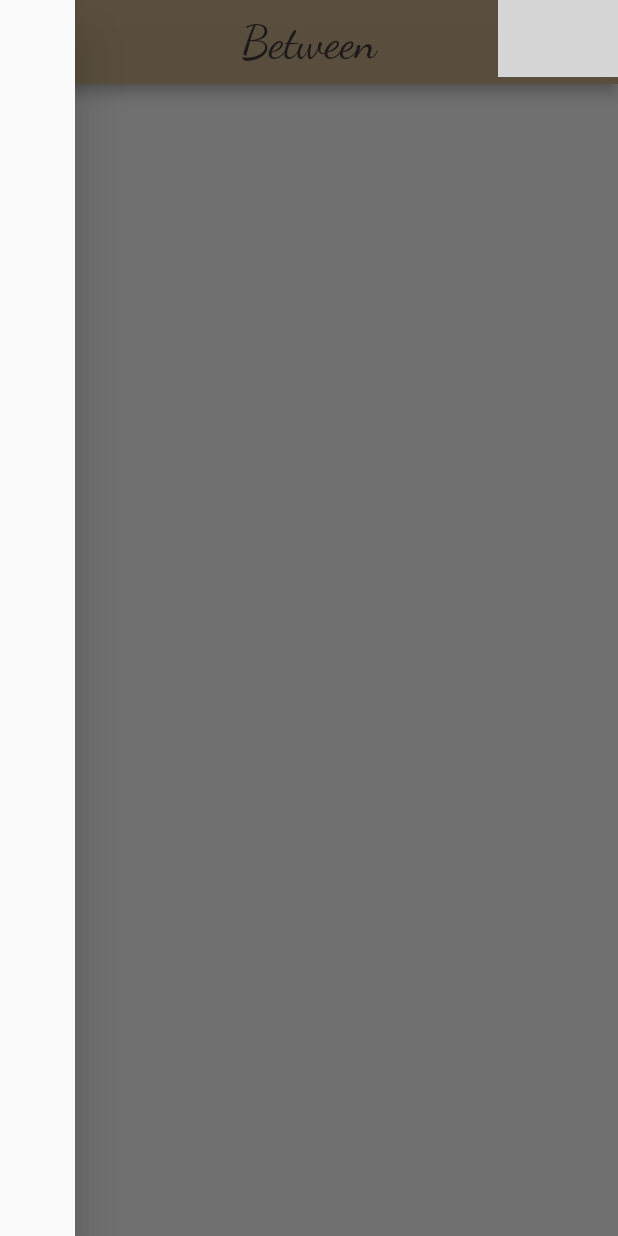
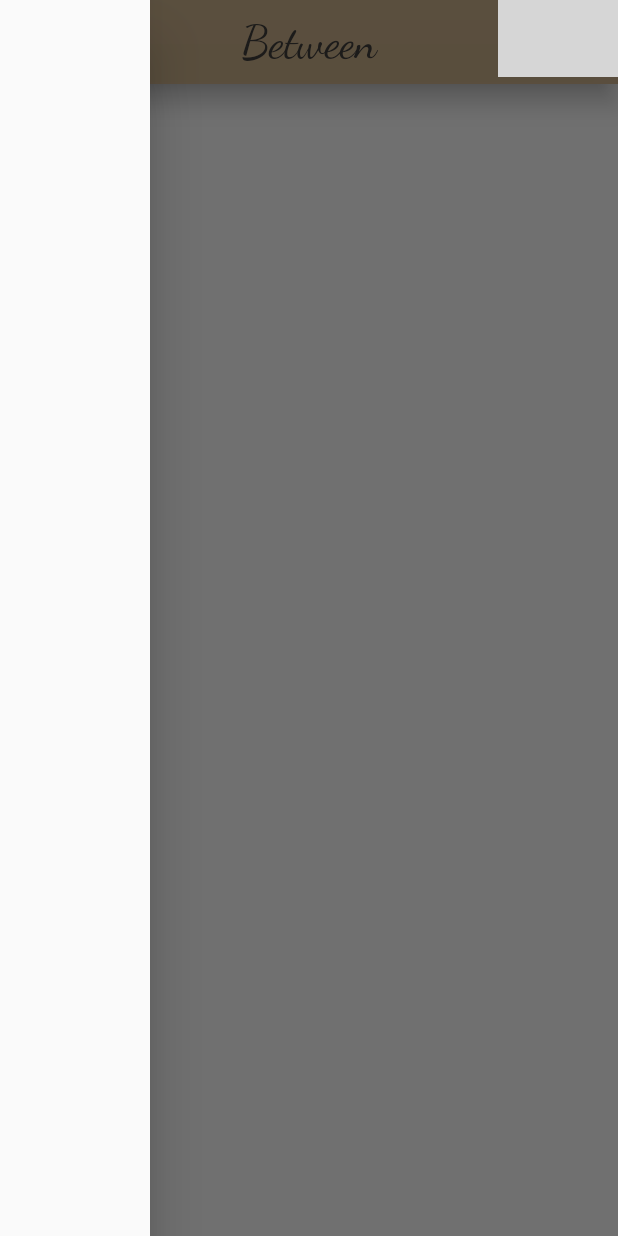
Before and after one commit to SarahSalem-hub/between, a Flutter app: the screen it shows after launch, with the side drawer open, on a phone screen of 412 x 824 dp. Run offline on Flutter 3.47's test engine with Material 2 defaults, Android fonts, the phone set to English and light mode, and no system bars; our stand-ins replace flutter_svg, google_fonts; project files that could hold a hidden picture were left out; grey boxes are pictures that could not be loaded.

Commit message:
max the drawer width from 50 to 100

```diff
--- a/lib/first.dart
+++ b/lib/first.dart
@@ -46,11 +46,11 @@ class _HomePageWidgetState extends State<HomePageWidget> {
           ),
         ],
         centerTitle: true,
-        elevation: 4,
+        elevation: 7,
       ),
       backgroundColor: Color(0xFFF5F5F5),
       drawer: Container(
-        width: 50,
+        width: 100,
         child: Drawer(
           elevation: 16,
         ),
```
